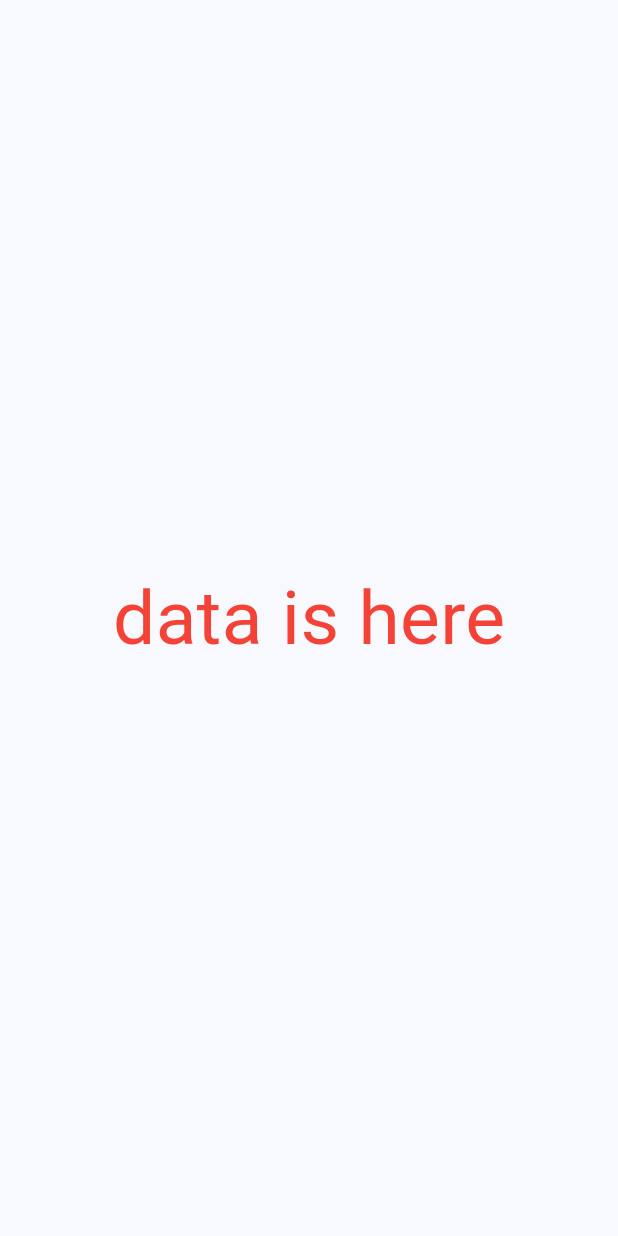
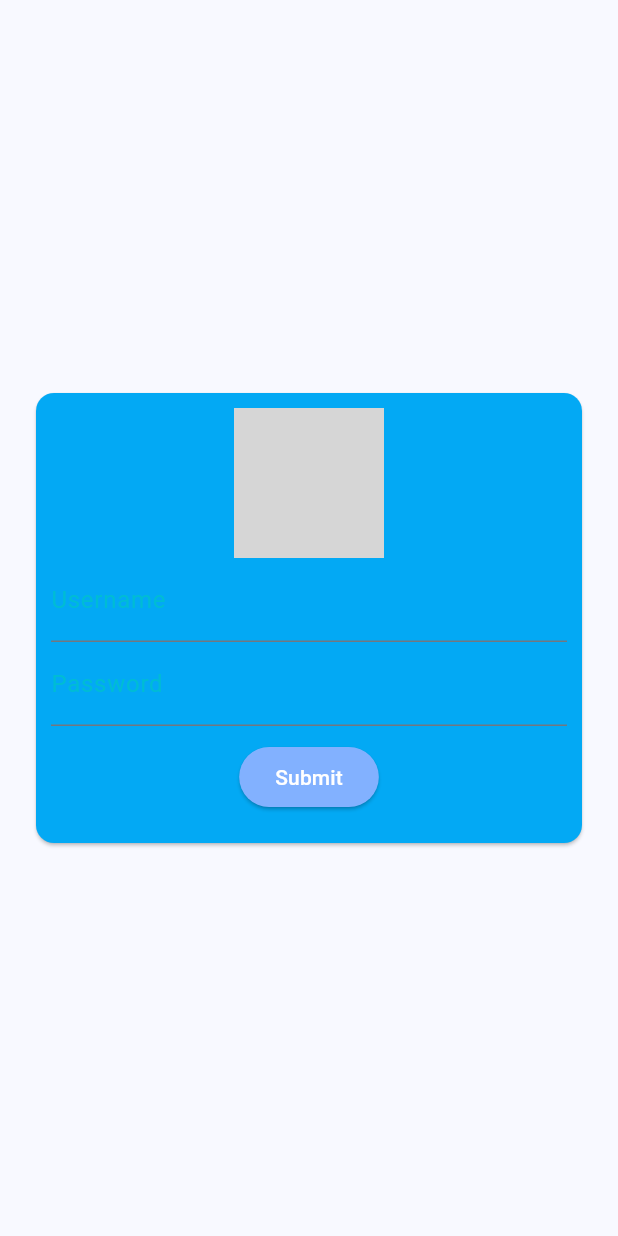
Before and after one commit to harshitkar/note_it_bro, a Flutter app: the screen it shows after launch, on a phone screen of 412 x 824 dp. Run offline on Flutter 3.47's test engine with Material 3 defaults, Android fonts, the phone set to English and light mode, and no system bars; network calls fail; grey boxes are pictures that could not be loaded.

Commit message:
Workshop 3

```diff
--- a/lib/screens/homepage.dart
+++ b/lib/screens/homepage.dart
@@ -1,20 +1,78 @@
 import 'package:flutter/material.dart';
 
-class HomePage extends StatelessWidget {
+class HomePage extends StatefulWidget {
   const HomePage({super.key});
 
   @override
+  State<HomePage> createState() => _HomePageState();
+}
+
+class _HomePageState extends State<HomePage> {
+  final _formKey = GlobalKey<FormState>();
+
+  @override
   Widget build(BuildContext context) {
-    return const Scaffold(
+    return Scaffold(
       body: Center(
-        child:
-          Text(
-            "data is here",
-            style: TextStyle(
-                fontSize: 50,
-                color: Colors.red
+        child: Padding(
+          padding: const EdgeInsets.all(20.0),
+          child: Card(
+            color: Colors.lightBlue,
+            child: Column(
+              mainAxisSize: MainAxisSize.min,
+              children: [
+                Form(
+                  key: _formKey,
+                  child:Padding(
+                    padding: const EdgeInsets.all(10.0),
+                    child: Column (
+                      children: [
+                        ClipRRect(
+                          borderRadius: BorderRadius.circular(20.0),
+                          child: Image.network(
+                            'https://i.pinimg.com/originals/4b/d3/73/4bd373ce54d1d7c6d2f8a96bd04fff40.jpg',
+                            height: 100,
+                            width: 100,
+                          ),
+                        ),
+                        TextFormField(
+                          style: const TextStyle(color: Colors.white),
+                          decoration: const InputDecoration(label: Text("Username",style: TextStyle(color: Colors.cyan),)),
+                          cursorColor: Colors.cyanAccent[100],
+                          validator: (value) {
+                            if (value == null || value.isEmpty || !value.contains('@')) {
+                              return 'Please enter some valid text';
+                            }
+                            return null;
+                          },
+                        ),
+                        TextFormField(
+                          style: const TextStyle(color: Colors.white),
+                          decoration: const InputDecoration(label: Text("Password",style: TextStyle(color: Colors.cyan),)),
+                          cursorColor: Colors.cyanAccent[100],
+                          validator: (value) {
+                            if (value == null || value.isEmpty || value.length < 7) {
+                              return 'Please enter some valid text';
+                            }
+                            return null;
+                          },
+                        ),
+                        Padding(
+                          padding: const EdgeInsets.all(10.0),
+                          child: ElevatedButton(
+                              onPressed: () { _formKey.currentState!.validate(); },
+                              child: const Text("Submit"),
+                              style: ElevatedButton.styleFrom(primary: Colors.blueAccent[100],onPrimary: Colors.white),
+                          ),
+                        )
+                      ],
+                    ),
+                  ),
+                ),
+              ],
             ),
           ),
+        ),
       ),
     );
   }
```
